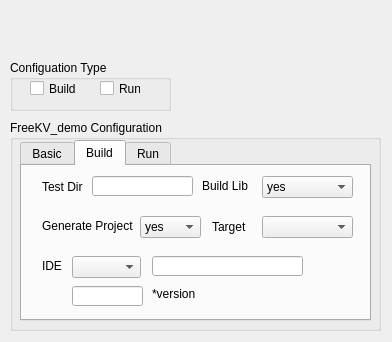
First picture: the form in src/new_GUI/designer_window/demoUi.ui, repository lingxia/FreeKV_demo_gui, before the edit.
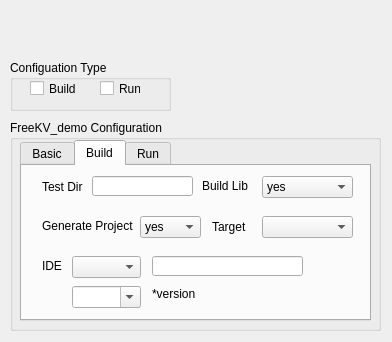
Second picture: the form after the edit. The open tabs and pages were chosen to show the change. Icons and pictures are not drawn.

Patch:
```diff
--- a/src/new_GUI/designer_window/demoUi.ui
+++ b/src/new_GUI/designer_window/demoUi.ui
@@ -304,15 +304,18 @@
        <string>*version</string>
       </property>
      </widget>
-     <widget class="QLineEdit" name="versionLineEdit">
+     <widget class="QComboBox" name="ideVersionComboBox">
       <property name="geometry">
        <rect>
         <x>50</x>
         <y>120</y>
-        <width>71</width>
-        <height>20</height>
+        <width>69</width>
+        <height>22</height>
        </rect>
       </property>
+      <property name="editable">
+       <bool>true</bool>
+      </property>
      </widget>
     </widget>
     <widget class="QWidget" name="runTab">
```
